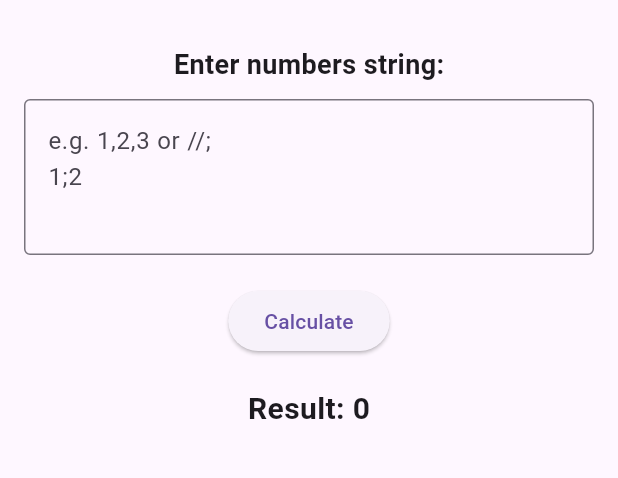
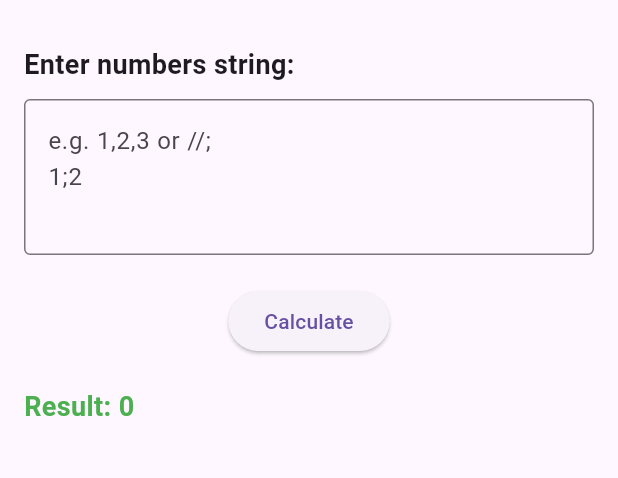
Before and after one commit to PoonamDevmurariTatva/string_calculator_kata, a Flutter app: the screen it shows after launch, after a tap on "Calculate", on a phone screen of 412 x 824 dp, the part 63-541 px from its top. Run offline on Flutter 3.47's test engine with Material 3 defaults, Android fonts, the phone set to English and light mode, and no system bars.

Commit message:
Refactoring of the code, remove excess files and add comments

```diff
--- a/lib/main.dart
+++ b/lib/main.dart
@@ -5,6 +5,7 @@ void main() {
   runApp(const StringCalculatorApp());
 }
 
+/// Root widget of the app
 class StringCalculatorApp extends StatelessWidget {
   const StringCalculatorApp({super.key});
 
@@ -18,6 +19,7 @@ class StringCalculatorApp extends StatelessWidget {
   }
 }
 
+/// UI screen for entering a numbers string and seeing the result
 class CalculatorScreen extends StatefulWidget {
   const CalculatorScreen({super.key});
 
@@ -29,15 +31,19 @@ class _CalculatorScreenState extends State<CalculatorScreen> {
   final _controller = TextEditingController();
   final _calc = StringCalculator();
   String _result = "";
+  bool _hasError = false;
 
+  /// Attempts calculation and updates [_result] or error message
   void _calculate() {
     setState(() {
       try {
         final input = _controller.text.trim();
         final value = _calc.add(input);
         _result = "Result: $value";
+        _hasError = false;
       } catch (e) {
         _result = "Error: ${e.toString()}";
+        _hasError = true;
       }
     });
   }
@@ -45,19 +51,21 @@ class _CalculatorScreenState extends State<CalculatorScreen> {
   @override
   Widget build(BuildContext context) {
     return Scaffold(
-      resizeToAvoidBottomInset: true,
+      resizeToAvoidBottomInset: true, // Avoid overflow when keyboard appears
       appBar: AppBar(title: const Text("String Calculator Kata")),
-      body: Padding(
+      body: SafeArea(
+        child: SingleChildScrollView(
           padding: const EdgeInsets.all(16.0),
-        child: SafeArea(
-          child: SingleChildScrollView(
           child: Column(
+            crossAxisAlignment: CrossAxisAlignment.start,
             children: [
               const Text(
                 "Enter numbers string:",
                 style: TextStyle(fontSize: 18, fontWeight: FontWeight.bold),
               ),
               const SizedBox(height: 10),
+
+              // Input field
               TextField(
                 controller: _controller,
                 decoration: const InputDecoration(
@@ -67,17 +75,26 @@ class _CalculatorScreenState extends State<CalculatorScreen> {
                 maxLines: 3,
               ),
               const SizedBox(height: 20),
-                ElevatedButton(
+
+              // Calculate button
+              Center(
+                child: ElevatedButton(
                   onPressed: _calculate,
                   child: const Text("Calculate"),
                 ),
+              ),
               const SizedBox(height: 20),
+
+              // Result / Error display
               Text(
                 _result,
-                  style: const TextStyle(fontSize: 20, fontWeight: FontWeight.bold),
+                style: TextStyle(
+                  fontSize: 18,
+                  fontWeight: FontWeight.bold,
+                  color: _hasError ? Colors.red : Colors.green,
+                ),
               ),
             ],
-            ),
           ),
         ),
       ),
```
Also changed, not shown: lib/string_calculator.dart (+29 -2 lines), 2 other files. Lines whose indentation alone changed are shown as unchanged.
